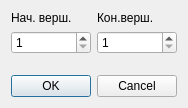
olefav/graph, file twonodesdialog.ui: the form before one commit.
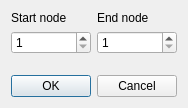
The form after the commit.

```diff
--- a/twonodesdialog.ui
+++ b/twonodesdialog.ui
@@ -19,14 +19,14 @@
      <item row="0" column="0">
       <widget class="QLabel" name="lblStart">
        <property name="text">
-        <string>Нач. верш.</string>
+        <string>Start node</string>
        </property>
       </widget>
      </item>
      <item row="0" column="1">
       <widget class="QLabel" name="lblEnd">
        <property name="text">
-        <string>Кон.верш.</string>
+        <string>End node</string>
        </property>
       </widget>
      </item>
```
Left out of the diff: 5 changed lines with no effect on the pictures.
